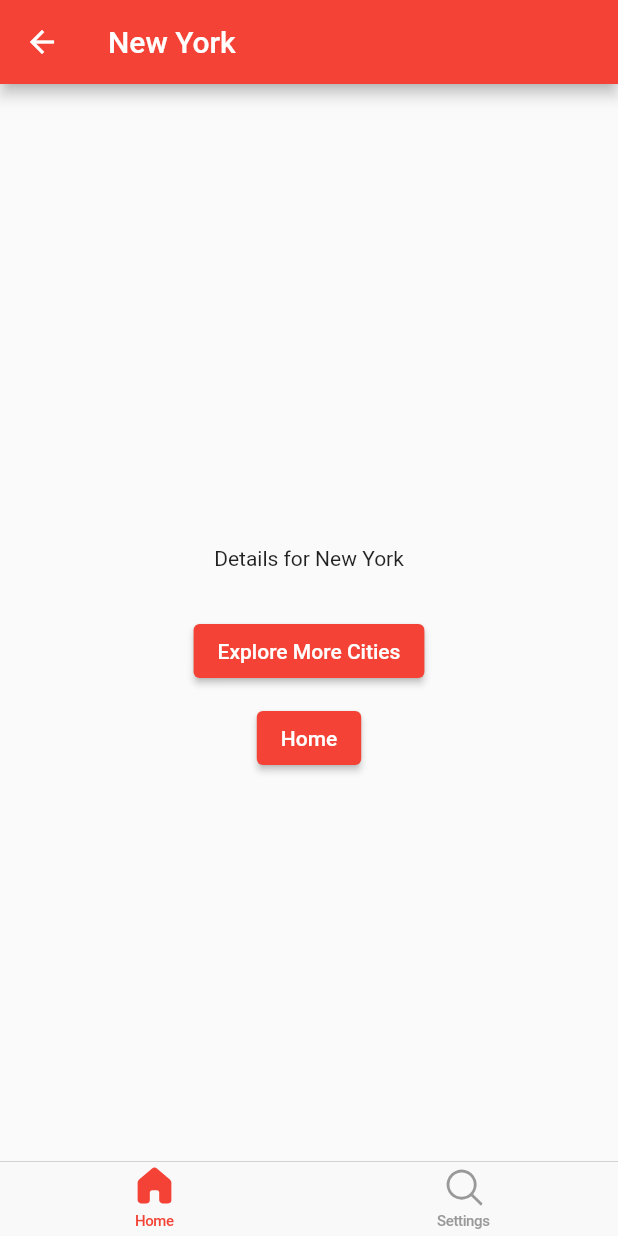
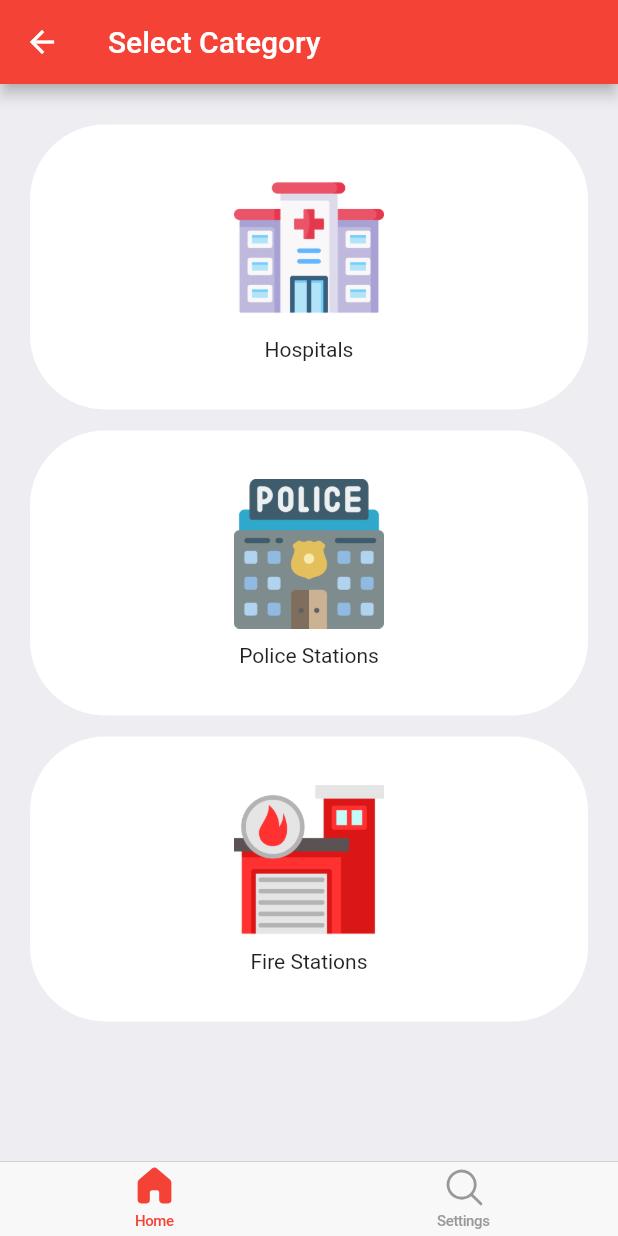
Before and after one commit to jucosmon/hotline_app, a Flutter app: the screen it shows after launch, after a tap on "Explore Places", after a tap on "New York", on a phone screen of 412 x 824 dp. Run offline on Flutter 3.47's test engine with Material 2 defaults, Android fonts, the phone set to English and light mode, and no system bars; our stand-ins replace fluentui_icons, gap.

Commit message:
second commit stable until category

```diff
--- /dev/null
+++ b/lib/pages/category_screen.dart
@@ -0,0 +1,84 @@
+import 'package:flutter/material.dart';
+import 'package:hotline_app/utils/app_style.dart';
+
+class CategoryPage extends StatefulWidget {
+  CategoryPage({super.key});
+
+  @override
+  State<CategoryPage> createState() => _CategoryPageState();
+}
+
+class _CategoryPageState extends State<CategoryPage> {
+  final List _category = ['Hospitals', 'Police Stations', 'Fire Stations'];
+  final List _imagePath = [
+    'lib/images/hospital.png',
+    'lib/images/police-station.png',
+    'lib/images/fire-station.png'
+  ];
+
+  @override
+  Widget build(BuildContext context) {
+    return Scaffold(
+      appBar: AppBar(
+        title: const Text('Select Category'),
+      ),
+      backgroundColor: Styles.bgColor,
+      body: Center(
+        child: Column(
+          mainAxisAlignment: MainAxisAlignment.center,
+          crossAxisAlignment: CrossAxisAlignment.center,
+          children: [
+            //text
+            SizedBox(
+              height: 20,
+            ),
+            //categories
+            Expanded(
+              child: ListView.builder(
+                itemCount: _category.length,
+                itemBuilder: (context, index) {
+                  return MySquare(
+                      imagePath: _imagePath[index], child: _category[index]);
+                },
+              ),
+            ),
+          ],
+        ),
+      ),
+    );
+  }
+}
+
+class MySquare extends StatelessWidget {
+  final String child;
+  final String imagePath;
+
+  MySquare({required this.child, required this.imagePath});
+
+  @override
+  Widget build(BuildContext context) {
+    return Padding(
+      padding: const EdgeInsets.symmetric(vertical: 7.0, horizontal: 20),
+      child: Container(
+        height: 190,
+        child: Column(
+          mainAxisAlignment: MainAxisAlignment.center,
+          children: [
+            Image.asset(
+              imagePath,
+              height: 100,
+            ),
+            SizedBox(
+              height: 10,
+            ),
+            Text(child),
+          ],
+        ),
+        decoration: BoxDecoration(
+          borderRadius: BorderRadius.circular(50),
+          color: Colors.white,
+        ),
+      ),
+    );
+  }
+}
--- a/lib/pages/search_screen.dart
+++ b/lib/pages/search_screen.dart
@@ -1,4 +1,6 @@
 import 'package:flutter/material.dart';
+import 'package:flutter/cupertino.dart';
+import 'package:hotline_app/pages/category_screen.dart';
 
 class SearchPage extends StatefulWidget {
   @override
@@ -46,7 +48,7 @@ class _SearchPageState extends State<SearchPage> {
   Widget build(BuildContext context) {
     return Scaffold(
       appBar: AppBar(
-        title: const Text('Cities'),
+        title: const Text('Explore Places'),
       ),
       body: Column(
         children: <Widget>[
@@ -58,6 +60,7 @@ class _SearchPageState extends State<SearchPage> {
             ),
           ),
           Expanded(
+            child: CupertinoScrollbar(
               child: ListView.builder(
                 itemCount: filteredCities.length,
                 itemBuilder: (context, index) {
@@ -67,13 +70,12 @@ class _SearchPageState extends State<SearchPage> {
                     onTap: () {
                       Navigator.push(
                         context,
-                      MaterialPageRoute(
-                          builder: (context) =>
-                              CityDetailsPage(cityName: city)),
+                        MaterialPageRoute(builder: (context) => CategoryPage()),
                       );
                     },
                   );
                 },
+              ),
             ),
           ),
           const SizedBox(height: 10),
@@ -88,40 +90,3 @@ class _SearchPageState extends State<SearchPage> {
     );
   }
 }
-
-class CityDetailsPage extends StatelessWidget {
-  final String cityName;
-
-  CityDetailsPage({required this.cityName});
-
-  @override
-  Widget build(BuildContext context) {
-    return Scaffold(
-      appBar: AppBar(
-        title: Text(cityName),
-      ),
-      body: Center(
-        child: Column(
-          mainAxisAlignment: MainAxisAlignment.center,
-          children: <Widget>[
-            Text('Details for $cityName'),
-            const SizedBox(height: 30),
-            ElevatedButton(
-              onPressed: () {
-                Navigator.push(context,
-                    MaterialPageRoute(builder: (context) => SearchPage()));
-              },
-              child: const Text('Explore More Cities'),
-            ),
-            const SizedBox(height: 10),
-            ElevatedButton(
-                onPressed: () {
-                  Navigator.pop(context);
-                },
-                child: const Text('Home')),
-          ],
-        ),
-      ),
-    );
-  }
-}
--- a/pubspec.yaml
+++ b/pubspec.yaml
@@ -37,6 +37,7 @@ dependencies:
   cupertino_icons: ^1.0.2
   fluentui_icons: ^1.0.0
   gap: ^2.0.0
+  provider:
 
 dev_dependencies:
   flutter_test:
```
Also changed, not shown: lib/images/fire-station.png (added), lib/images/hospital.png (added), lib/images/police-station.png (added), pubspec.lock. Lines whose indentation alone changed are shown as unchanged.
